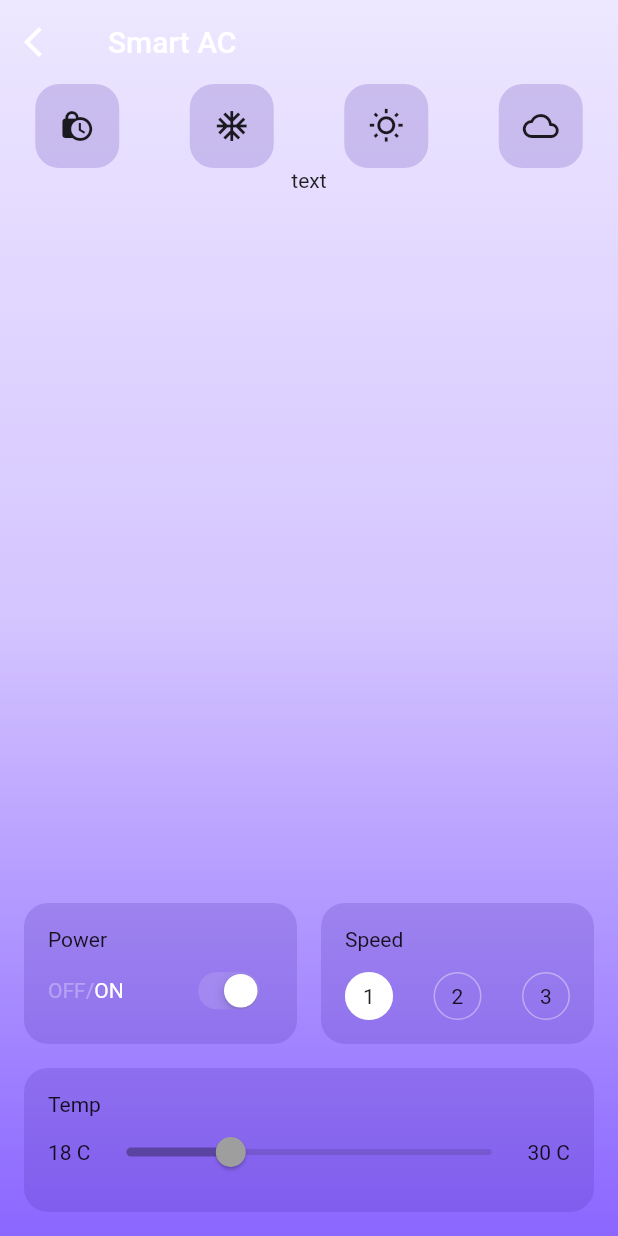
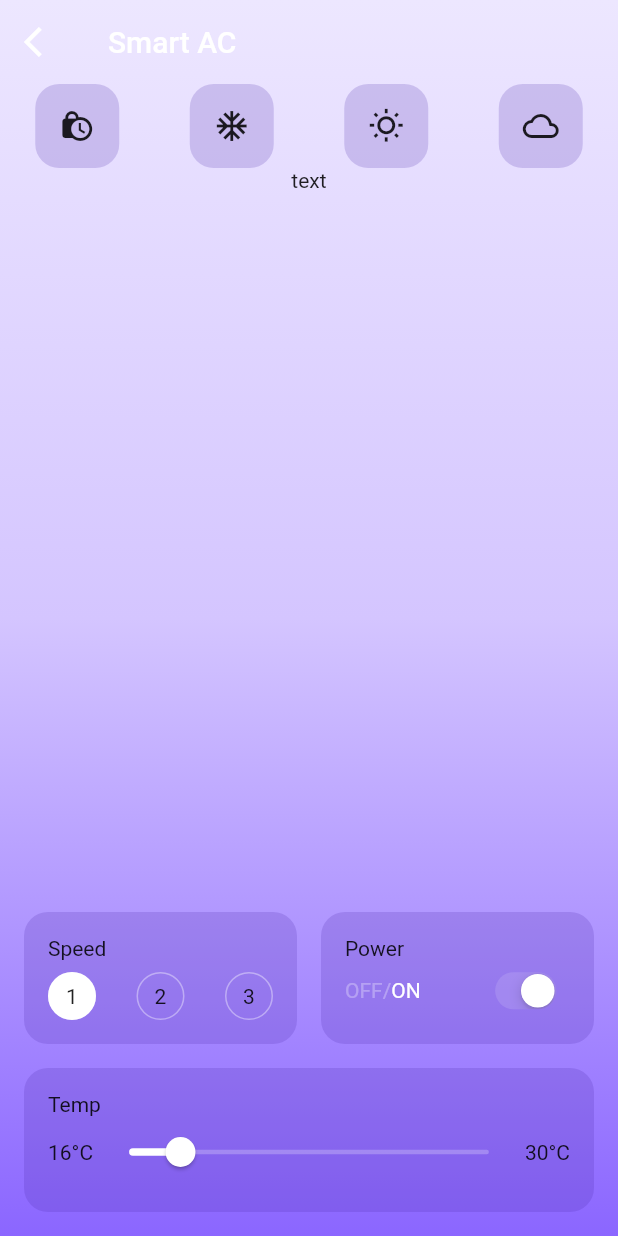
Before and after one commit to forntoh/smart_home, a Flutter app: the screen it shows after launch, on a phone screen of 412 x 824 dp. Run offline on Flutter 3.47's test engine with Material 2 defaults, Android fonts, the phone set to English and light mode, and no system bars.

Commit message:
updated slider

```diff
--- a/lib/screens/ac/ac_screen.dart
+++ b/lib/screens/ac/ac_screen.dart
@@ -49,14 +49,14 @@ class ACScreen extends StatelessWidget {
               Padding(
                 padding: EdgeInsets.symmetric(horizontal: defaultPadding),
                 child: Container(
-                  height: 94,
+                  height: 88,
                   child: Row(
                     mainAxisAlignment: MainAxisAlignment.spaceEvenly,
                     crossAxisAlignment: CrossAxisAlignment.stretch,
                     children: [
+                      SpeedControl(),
+                      SizedBox(width: defaultPadding),
                       PowerControl(),
-                      SizedBox(width: defaultPadding),
-                      SpeedControl(),
                     ],
                   ),
                 ),
--- a/lib/screens/ac/compoents/temp_slider.dart
+++ b/lib/screens/ac/compoents/temp_slider.dart
@@ -1,12 +1,22 @@
+import 'package:flutter/cupertino.dart';
 import 'package:flutter/material.dart';
 
 import '../../../constants.dart';
 import '../../../widget_utils.dart';
 
-class TemperatureSlider extends StatelessWidget {
+class TemperatureSlider extends StatefulWidget {
   const TemperatureSlider({
     Key key,
   }) : super(key: key);
+
+  @override
+  _TemperatureSliderState createState() => _TemperatureSliderState();
+}
+
+class _TemperatureSliderState extends State<TemperatureSlider> {
+  double _currentTemp = 18;
+  int min = 16;
+  int max = 30;
 
   @override
   Widget build(BuildContext context) {
@@ -23,15 +33,21 @@ class TemperatureSlider extends StatelessWidget {
                   Text('Temp'),
                   Row(
                     children: [
-                      Text('18 C'),
+                      Text('$min°C'),
                       Expanded(
                         child: Slider(
-                          value: 20,
-                          max: 30,
-                          min: 16,
+                          activeColor: Colors.white,
+                          value: _currentTemp,
+                          max: max.toDouble(),
+                          min: min.toDouble(),
+                          onChanged: (double value) {
+                            setState(() {
+                              _currentTemp = value;
+                            });
+                          },
                         ),
                       ),
-                      Text('30 C'),
+                      Text('$max°C'),
                     ],
                   ),
                 ],
--- a/lib/theme/widgets.dart
+++ b/lib/theme/widgets.dart
@@ -4,9 +4,9 @@ class CustomWidgets {
   static SliderThemeData sliderTheme = SliderThemeData(
     activeTrackColor: Colors.white,
     thumbColor: Colors.white,
-    inactiveTrackColor: Colors.white12,
+    inactiveTrackColor: Colors.white24,
+    trackHeight: 3,
     thumbShape: RoundSliderThumbShape(enabledThumbRadius: 10.0),
     trackShape: RoundedRectSliderTrackShape(),
-    overlayColor: Colors.white,
   );
 }
```
